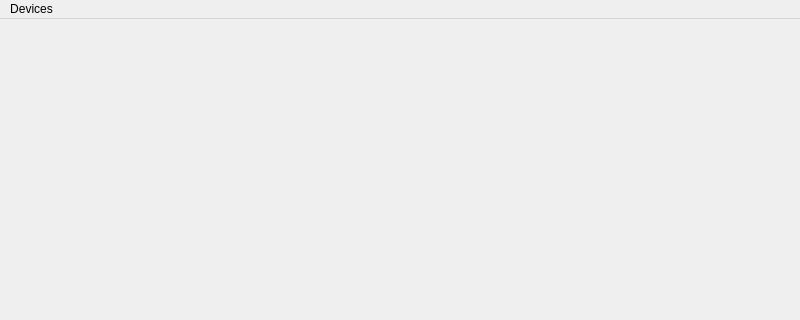
Before: the Qt Designer form ui/condetrol/condetrol/main_window/main_window.ui in light-scattering-iogs/caqtus, drawn with Qt 5; both pictures show x 0 to 800 and y 0 to 320 of the 800 by 600 pixel window.
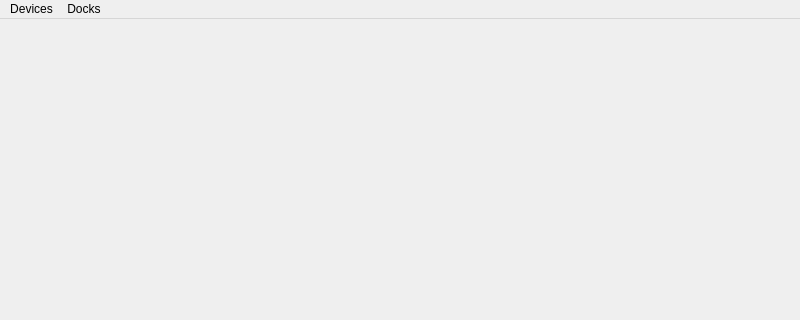
After: the same form once the commit is applied.

Commit message: Add dock for global parameters

```diff
--- a/ui/condetrol/condetrol/main_window/main_window.ui
+++ b/ui/condetrol/condetrol/main_window/main_window.ui
@@ -29,7 +29,13 @@
     </property>
     <addaction name="action_edit_device_configurations"/>
    </widget>
+   <widget class="QMenu" name="dock_menu">
+    <property name="title">
+     <string>Docks</string>
+    </property>
+   </widget>
    <addaction name="device_configurations_menu"/>
+   <addaction name="dock_menu"/>
   </widget>
   <widget class="QStatusBar" name="statusbar"/>
   <action name="action_edit_device_configurations">
```
The commit also changes 2 other files.
